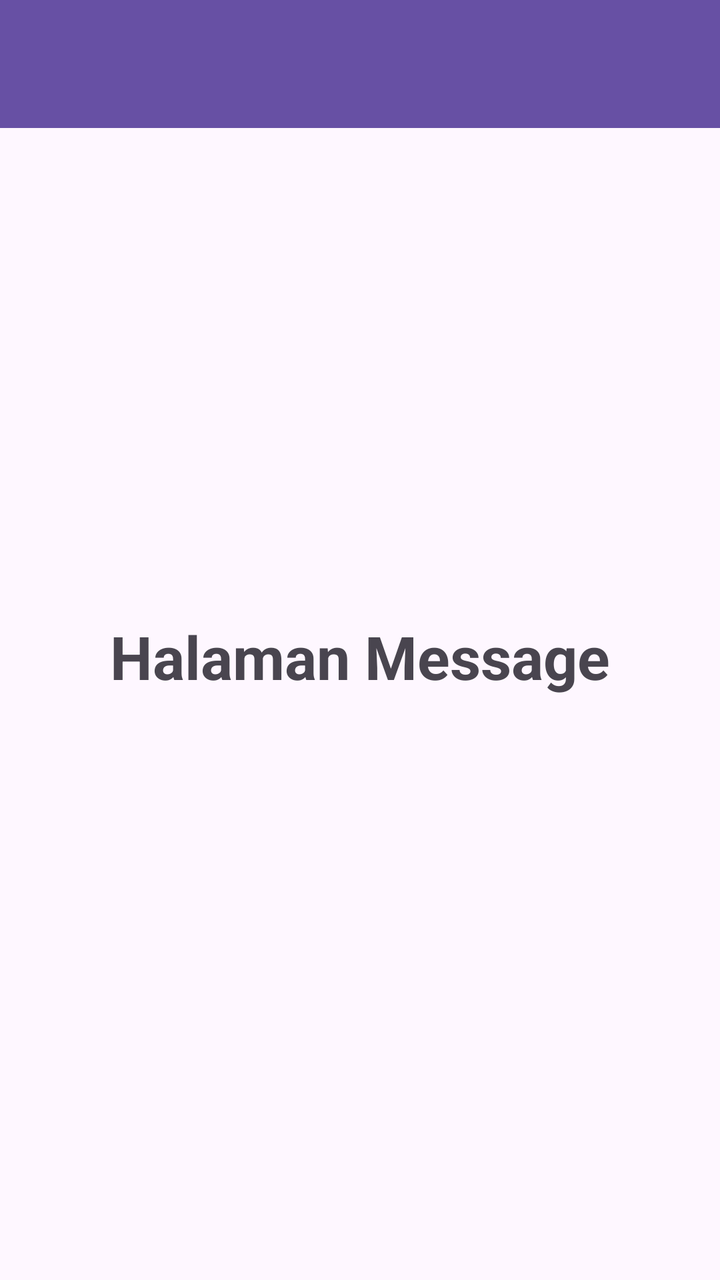
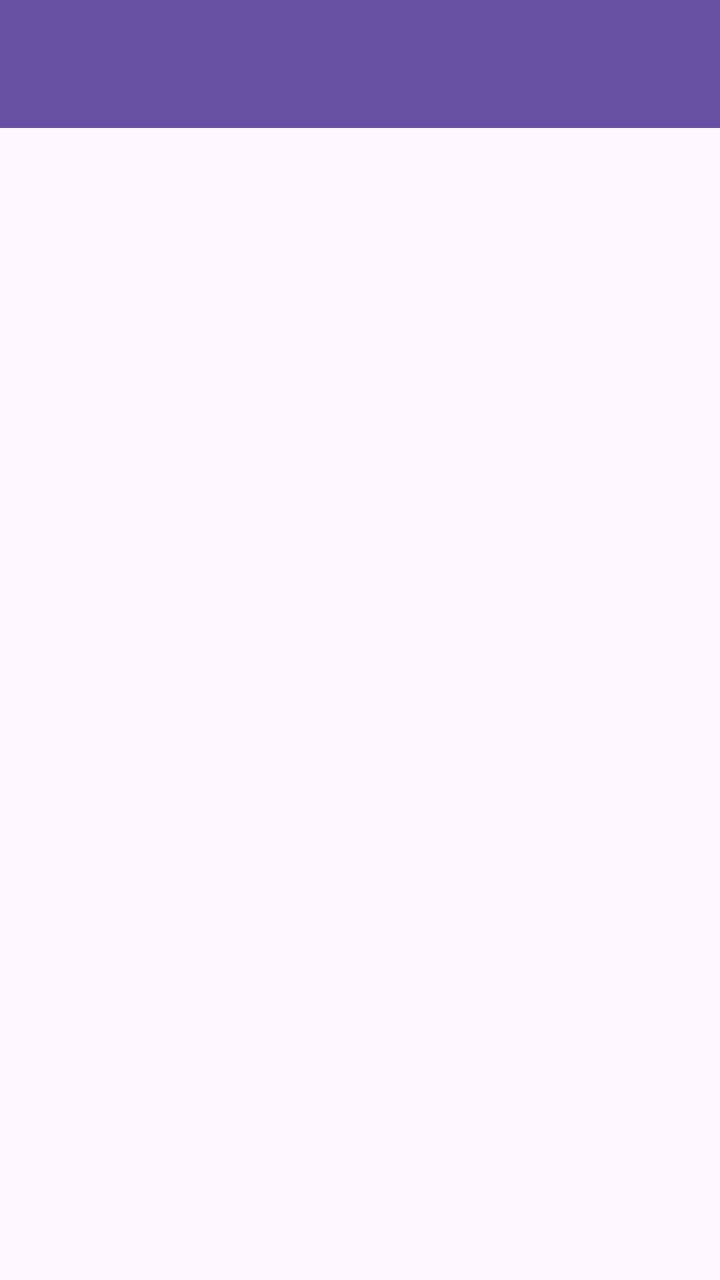

Screens rendered from an Android XML layout before and after an edit, with the pre-edit source and the edit as a unified diff.
<!-- AndroidManifest.xml: application theme Theme.Tasya_3tif -->
<!-- res/layout/fragment_message.xml -->
<?xml version="1.0" encoding="utf-8"?>
<androidx.constraintlayout.widget.ConstraintLayout xmlns:android="http://schemas.android.com/apk/res/android"
    xmlns:tools="http://schemas.android.com/tools"
    android:layout_width="match_parent"
    android:layout_height="match_parent"
    xmlns:app="http://schemas.android.com/apk/res-auto"
    tools:context=".message.MessageFragment">

    <androidx.appcompat.widget.Toolbar
        android:id="@+id/toolbar"
        android:layout_width="match_parent"
        android:layout_height="?attr/actionBarSize"
        android:background="?attr/colorPrimary"
        app:layout_constraintEnd_toEndOf="parent"
        app:layout_constraintStart_toStartOf="parent"
        app:layout_constraintTop_toTopOf="parent"
        app:subtitleTextColor="@android:color/white"
        app:titleTextColor="@android:color/white"
        app:layout_scrollFlags="scroll|enterAlways"/>
    
    
    <TextView
        android:layout_width="match_parent"
        android:layout_height="0dp"
        android:layout_marginTop="244dp"
        android:gravity="center"
        android:text="Halaman Message"
        android:textSize="30sp"
        android:textStyle="bold"
        app:layout_constraintEnd_toEndOf="parent"
        app:layout_constraintHorizontal_bias="0.0"
        app:layout_constraintStart_toStartOf="parent"
        app:layout_constraintTop_toBottomOf="@+id/toolbar" />

</androidx.constraintlayout.widget.ConstraintLayout>
<!-- resources referenced by this layout -->
<resources>
  <style name="Theme.Tasya_3tif" parent="Base.Theme.Tasya_3tif" />
  <style name="Base.Theme.Tasya_3tif" parent="Theme.Material3.DayNight.NoActionBar">
          
          
      </style>
</resources>

<!-- the commit's change to res/layout/fragment_message.xml (unified diff, before → after) -->
@@ -1,35 +1,32 @@
 <?xml version="1.0" encoding="utf-8"?>
-<androidx.constraintlayout.widget.ConstraintLayout xmlns:android="http://schemas.android.com/apk/res/android"
+<androidx.coordinatorlayout.widget.CoordinatorLayout xmlns:android="http://schemas.android.com/apk/res/android"
     xmlns:tools="http://schemas.android.com/tools"
     android:layout_width="match_parent"
     android:layout_height="match_parent"
     xmlns:app="http://schemas.android.com/apk/res-auto"
     tools:context=".message.MessageFragment">
 
-    <androidx.appcompat.widget.Toolbar
-        android:id="@+id/toolbar"
+    <com.google.android.material.appbar.AppBarLayout
+        android:id="@+id/appBarLayout"
         android:layout_width="match_parent"
-        android:layout_height="?attr/actionBarSize"
-        android:background="?attr/colorPrimary"
-        app:layout_constraintEnd_toEndOf="parent"
-        app:layout_constraintStart_toStartOf="parent"
-        app:layout_constraintTop_toTopOf="parent"
-        app:subtitleTextColor="@android:color/white"
-        app:titleTextColor="@android:color/white"
-        app:layout_scrollFlags="scroll|enterAlways"/>
-    
-    
-    <TextView
+        android:layout_height="wrap_content"
+        android:theme="@style/ThemeOverlay.AppCompat.Dark.ActionBar">
+
+        <androidx.appcompat.widget.Toolbar
+            android:id="@+id/toolbar"
+            android:layout_width="match_parent"
+            android:layout_height="?attr/actionBarSize"
+            android:background="?attr/colorPrimary"
+            app:layout_scrollFlags="scroll|enterAlways"
+            app:titleTextColor="@android:color/white" />
+
+    </com.google.android.material.appbar.AppBarLayout>
+
+
+    <ListView
+        android:id="@+id/listMessageItems"
         android:layout_width="match_parent"
-        android:layout_height="0dp"
-        android:layout_marginTop="244dp"
-        android:gravity="center"
-        android:text="Halaman Message"
-        android:textSize="30sp"
-        android:textStyle="bold"
-        app:layout_constraintEnd_toEndOf="parent"
-        app:layout_constraintHorizontal_bias="0.0"
-        app:layout_constraintStart_toStartOf="parent"
-        app:layout_constraintTop_toBottomOf="@+id/toolbar" />
+        android:layout_height="match_parent"
+        app:layout_behavior="@string/appbar_scrolling_view_behavior" />
 
-</androidx.constraintlayout.widget.ConstraintLayout>
+</androidx.coordinatorlayout.widget.CoordinatorLayout>
